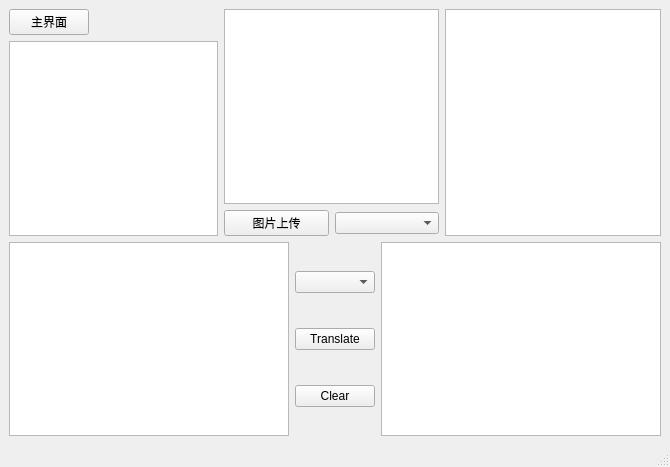
This is allUI/Translate.ui in KJC1999/momofish as Qt 5 draws it before an edit. The edited form follows.
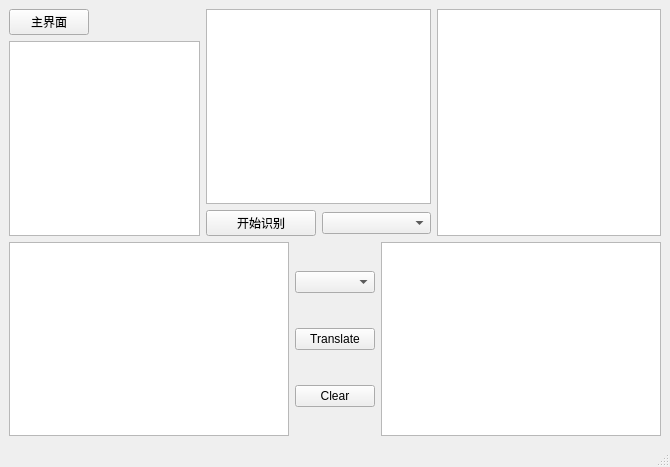
This is the edited form.

Commit message: 更新OCR导入图片动作

What changed in the file:
```diff
--- a/allUI/Translate.ui
+++ b/allUI/Translate.ui
@@ -31,20 +31,18 @@
     <item row="0" column="1">
      <widget class="QLabel" name="label">
       <property name="text">
-       <string>                 </string>
+       <string/>
       </property>
      </widget>
     </item>
     <item row="0" column="2">
      <widget class="QLabel" name="label_2">
       <property name="text">
-       <string>                  </string>
+       <string/>
       </property>
      </widget>
     </item>
     <item row="0" column="3" rowspan="2">
-     <layout class="QHBoxLayout" name="horizontalLayout_3">
-      <item>
        <layout class="QVBoxLayout" name="verticalLayout_2">
         <item>
          <widget class="QTextEdit" name="textEdit_2">
@@ -54,11 +52,11 @@
          </widget>
         </item>
         <item>
-         <layout class="QHBoxLayout" name="horizontalLayout_2">
+       <layout class="QHBoxLayout" name="horizontalLayout">
           <item>
-           <widget class="QPushButton" name="file_Button">
+         <widget class="QPushButton" name="upload_Button">
             <property name="text">
-             <string>图片上传</string>
+           <string>开始识别</string>
             </property>
            </widget>
           </item>
@@ -69,15 +67,13 @@
         </item>
        </layout>
       </item>
-      <item>
+    <item row="0" column="4" rowspan="2">
        <widget class="QTextEdit" name="ocr_textEdit">
         <property name="readOnly">
          <bool>true</bool>
         </property>
        </widget>
       </item>
-     </layout>
-    </item>
     <item row="1" column="0" colspan="3">
      <widget class="QTextEdit" name="tips_textEdit">
       <property name="readOnly">
@@ -85,8 +81,8 @@
       </property>
      </widget>
     </item>
-    <item row="2" column="0" colspan="4">
-     <layout class="QHBoxLayout" name="horizontalLayout">
+    <item row="2" column="0" colspan="5">
+     <layout class="QHBoxLayout" name="horizontalLayout_2">
       <item>
        <widget class="QPlainTextEdit" name="plainTextEdit"/>
       </item>
```
Lines whose indentation alone changed are shown as unchanged. The commit also changes 3055 other files.
